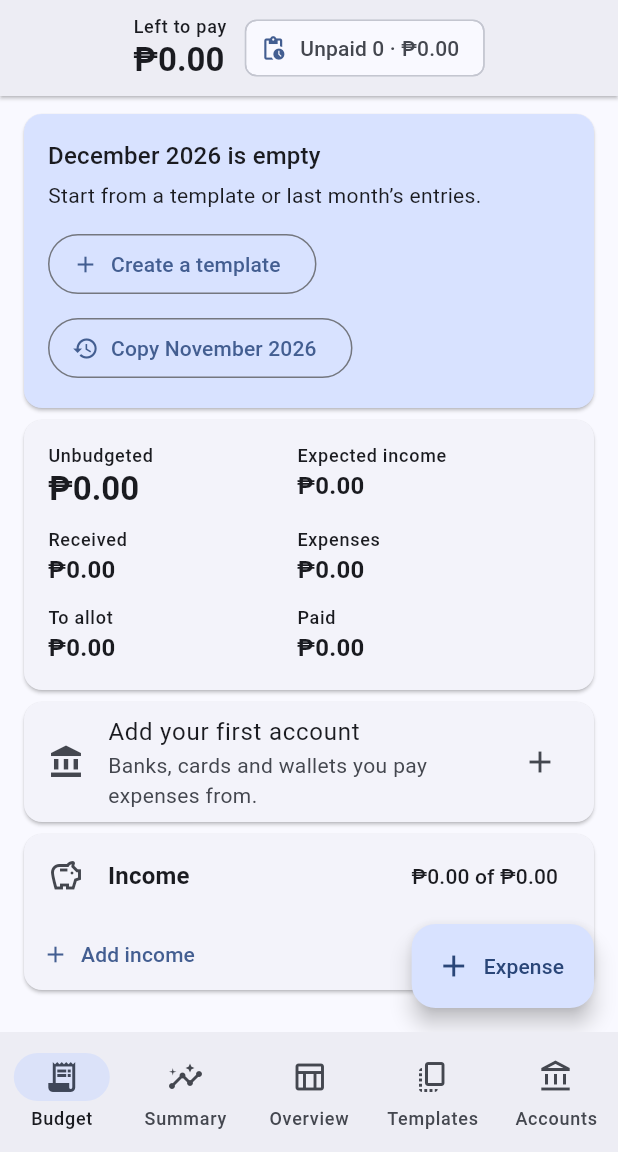
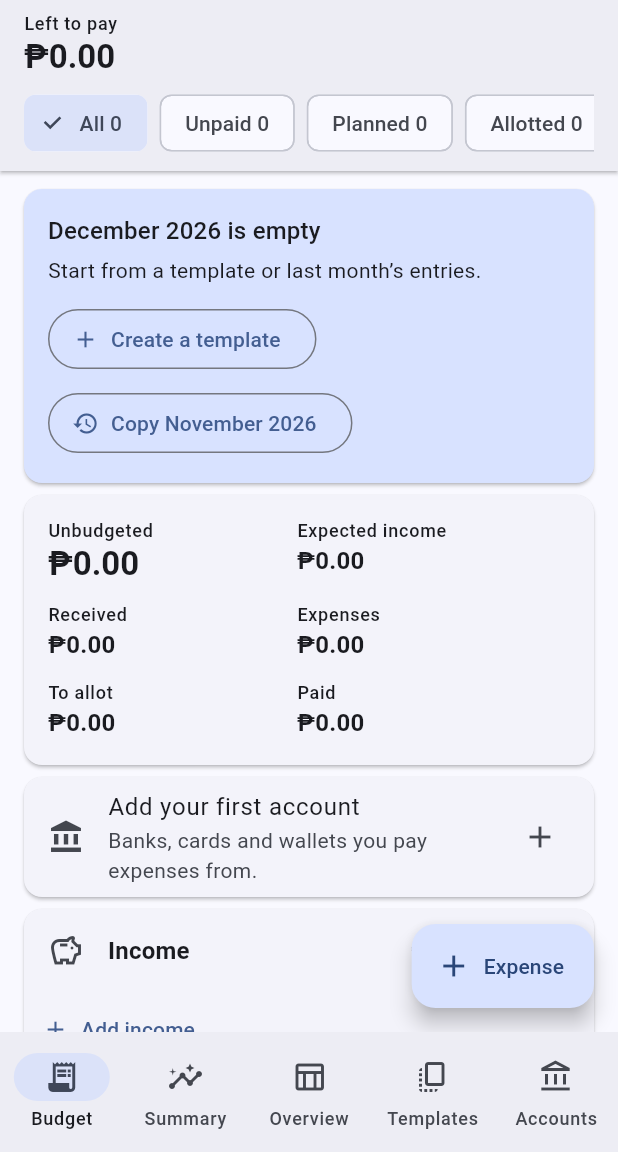
Before and after one commit to fcpenet/petsa-de-peligro, a Flutter app: the screen it shows after launch, on a phone screen of 412 x 824 dp, the part 84-1236 px from its top. Run offline on Flutter 3.47's test engine with Material 3 defaults, Android fonts, the phone set to English and light mode, and no system bars; our stand-ins replace drift, drift_flutter, flutter_riverpod, go_router, material_ui; missing offline and left inert: two_dimensional_scrollables; accounts and stored records are empty; generated files the repository leaves out were written again.

Commit message:
Single-choice status filter in the pinned bar
All / Unpaid / Planned / Allotted / Charged / Paid with counts for what's
shown; picking one shows only those expenses, with a count and total.
Replaces the multi-toggle chips and the Unpaid/Charged quick filters.

Co-Authored-By: Claude Opus 5.5 <noreply@anthropic.com>

```diff
--- a/lib/features/budget/ui/budget_page.dart
+++ b/lib/features/budget/ui/budget_page.dart
@@ -339,17 +339,6 @@ class _BudgetViewState extends ConsumerState<BudgetView> {
                 context.go(budgetLocation(widget.month.yearMonth, id)),
           )
         : null;
-    final filterBar = items.isEmpty
-        ? null
-        : _StatusFilterBar(
-            showCharged:
-                cardIds.isNotEmpty ||
-                StatusFilter.counts(items)[ItemStatus.charged]! > 0,
-            counts: StatusFilter.counts(items),
-            shown: filter.shown,
-            onToggle: ref.read(shownStatusesProvider.notifier).toggle,
-            onShowAll: ref.read(shownStatusesProvider.notifier).showAll,
-          );
     const filterEmpty = Card(
       key: Key('filter-empty'),
       child: Padding(
@@ -383,14 +372,12 @@ class _BudgetViewState extends ConsumerState<BudgetView> {
                 .fold(0, (s, i) => s + i.amountCents)
           : totals.remainingCents,
       scope: focusAccount?.name ?? (focusCollections ? 'Collections' : null),
-      unpaid: scopeLeaves.where((i) => i.status != ItemStatus.paid).toList(),
-      charged: scopeLeaves
-          .where((i) => i.status == ItemStatus.charged)
-          .toList(),
-      showCharged: cardIds.isNotEmpty,
+      leaves: scopeLeaves,
+      showCharged:
+          cardIds.isNotEmpty ||
+          scopeLeaves.any((i) => i.status == ItemStatus.charged),
       shown: filter.shown,
       onOnly: ref.read(shownStatusesProvider.notifier).only,
-      onShowAll: ref.read(shownStatusesProvider.notifier).showAll,
     );
 
     if (focusAccount != null || focusCollections) {
@@ -420,7 +407,6 @@ class _BudgetViewState extends ConsumerState<BudgetView> {
           padding: const EdgeInsets.fromLTRB(12, 8, 12, 96),
           children: [
             ?chips,
-            ?filterBar,
             if (showMain)
               section(focusAccount, collections: focusCollections)
             else if (elsewhere.isEmpty)
@@ -507,7 +493,6 @@ class _BudgetViewState extends ConsumerState<BudgetView> {
                 onTap: () => showAccountForm(context),
               ),
             ),
-          ?filterBar,
           if (nothingMatches) filterEmpty,
           for (final account in shownAccounts)
             if (showSection(account)) section(account),
@@ -998,45 +983,69 @@ class _CollectionBlock extends StatelessWidget {
 }
 
 /// Planned / Allotted / Paid chips that narrow the list.
-/// Pinned under the app bar: what's left to pay, plus one-tap filters for
-/// everything not paid yet and for card charges whose bill isn't paid.
+/// Pinned under the app bar: what's left to pay, and a filter that shows
+/// only the expenses with one status (or everything not paid yet).
 class _LeftToPayBar extends StatelessWidget {
   const _LeftToPayBar({
     required this.leftCents,
     required this.scope,
-    required this.unpaid,
-    required this.charged,
+    required this.leaves,
     required this.showCharged,
     required this.shown,
     required this.onOnly,
-    required this.onShowAll,
   });
 
   final int leftCents;
 
   /// The account shown, or null for the whole month.
   final String? scope;
-  final List<BudgetItem> unpaid;
-  final List<BudgetItem> charged;
+
+  /// The expenses (no collections with sub-expenses) in what's shown.
+  final List<BudgetItem> leaves;
+
+  /// Charged only applies to credit cards.
   final bool showCharged;
   final Set<ItemStatus> shown;
   final ValueChanged<Set<ItemStatus>> onOnly;
-  final VoidCallback onShowAll;
 
-  static const unpaidStatuses = {
-    ItemStatus.planned,
-    ItemStatus.allotted,
-    ItemStatus.charged,
-  };
+  static final options = <(String, String, Set<ItemStatus>)>[
+    ('all', 'All', ItemStatus.values.toSet()),
+    (
+      'unpaid',
+      'Unpaid',
+      {ItemStatus.planned, ItemStatus.allotted, ItemStatus.charged},
+    ),
+    ('planned', 'Planned', {ItemStatus.planned}),
+    ('allotted', 'Allotted', {ItemStatus.allotted}),
+    ('charged', 'Charged', {ItemStatus.charged}),
+    ('paid', 'Paid', {ItemStatus.paid}),
+  ];
 
   @override
   Widget build(BuildContext context) {
     final theme = Theme.of(context);
-    bool same(Set<ItemStatus> a) =>
-        a.length == shown.length && a.containsAll(shown);
-    final unpaidOn = same(unpaidStatuses);
-    final chargedOn = same({ItemStatus.charged});
-    int sum(List<BudgetItem> l) => l.fold(0, (s, i) => s + i.amountCents);
+    bool isShown(Set<ItemStatus> set) =>
+        set.length == shown.length && set.containsAll(shown);
+    final matching = [
+      for (final i in leaves)
+        if (shown.contains(i.status)) i,
+    ];
+    final filtering = !isShown(ItemStatus.values.toSet());
+    final chips = [
+      for (final (key, label, set) in options)
+        if (key != 'charged' || showCharged)
+          Padding(
+            padding: const EdgeInsets.only(right: 8),
+            child: ChoiceChip(
+              key: Key('filter-$key'),
+              label: Text(
+                '$label ${leaves.where((i) => set.contains(i.status)).length}',
+              ),
+              selected: isShown(set),
+              onSelected: (_) => onOnly(set),
+            ),
+          ),
+    ];
 
     return Material(
       key: const Key('left-to-pay-bar'),
@@ -1047,18 +1056,19 @@ class _LeftToPayBar extends StatelessWidget {
           constraints: const BoxConstraints(maxWidth: 760),
           child: Padding(
             padding: const EdgeInsets.fromLTRB(16, 8, 16, 8),
-            child: Wrap(
-              spacing: 12,
-              runSpacing: 6,
-              crossAxisAlignment: WrapCrossAlignment.center,
-              alignment: WrapAlignment.spaceBetween,
+            child: Column(
+              crossAxisAlignment: CrossAxisAlignment.start,
+              children: [
+                Row(
+                  crossAxisAlignment: CrossAxisAlignment.end,
                   children: [
                     Column(
-                  mainAxisSize: MainAxisSize.min,
                       crossAxisAlignment: CrossAxisAlignment.start,
                       children: [
                         Text(
-                      scope == null ? 'Left to pay' : 'Left to pay · $scope',
+                          scope == null
+                              ? 'Left to pay'
+                              : 'Left to pay · $scope',
                           style: theme.textTheme.labelMedium,
                         ),
                         Text(
@@ -1071,94 +1081,33 @@ class _LeftToPayBar extends StatelessWidget {
                         ),
                       ],
                     ),
-                Wrap(
-                  spacing: 8,
-                  runSpacing: 4,
-                  children: [
-                    FilterChip(
-                      key: const Key('quick-unpaid'),
-                      avatar: const Icon(Icons.pending_actions, size: 18),
-                      label: Text(
-                        'Unpaid ${unpaid.length} · ${formatPeso(sum(unpaid))}',
-                      ),
-                      showCheckmark: false,
-                      selected: unpaidOn,
-                      onSelected: (_) =>
-                          unpaidOn ? onShowAll() : onOnly(unpaidStatuses),
-                    ),
-                    if (showCharged || charged.isNotEmpty)
-                      FilterChip(
-                        key: const Key('quick-charged'),
-                        avatar: const Icon(Icons.credit_card, size: 18),
-                        label: Text(
-                          'Charged ${charged.length} · '
-                          '${formatPeso(sum(charged))}',
-                        ),
-                        showCheckmark: false,
-                        selected: chargedOn,
-                        onSelected: (_) => chargedOn
-                            ? onShowAll()
-                            : onOnly({ItemStatus.charged}),
+                    const Spacer(),
+                    if (filtering)
+                      Text(
+                        '${matching.length} shown · '
+                        '${formatPeso(matching.fold(0, (s, i) => s + i.amountCents))}',
+                        key: const Key('filter-summary'),
+                        style: theme.textTheme.bodySmall,
                       ),
                   ],
+                ),
+                const SizedBox(height: 6),
+                if (isNarrow(context))
+                  SingleChildScrollView(
+                    key: const Key('status-filter'),
+                    scrollDirection: Axis.horizontal,
+                    child: Row(children: chips),
+                  )
+                else
+                  Wrap(
+                    key: const Key('status-filter'),
+                    runSpacing: 4,
+                    children: chips,
                   ),
               ],
             ),
           ),
         ),
-      ),
-    );
-  }
-}
-
-class _StatusFilterBar extends StatelessWidget {
-  const _StatusFilterBar({
-    required this.showCharged,
-    required this.counts,
-    required this.shown,
-    required this.onToggle,
-    required this.onShowAll,
-  });
-
-  /// Charged only applies to credit cards.
-  final bool showCharged;
-  final Map<ItemStatus, int> counts;
-  final Set<ItemStatus> shown;
-  final ValueChanged<ItemStatus> onToggle;
-  final VoidCallback onShowAll;
-
-  static const _labels = {
-    ItemStatus.planned: 'Planned',
-    ItemStatus.allotted: 'Allotted',
-    ItemStatus.charged: 'Charged',
-    ItemStatus.paid: 'Paid',
-  };
-
-  @override
-  Widget build(BuildContext context) {
-    final filtering = shown.length < ItemStatus.values.length;
-    return Padding(
-      padding: const EdgeInsets.symmetric(horizontal: 4, vertical: 4),
-      child: Wrap(
-        spacing: 8,
-        runSpacing: 4,
-        crossAxisAlignment: WrapCrossAlignment.center,
-        children: [
-          for (final s in ItemStatus.values)
-            if (s != ItemStatus.charged || showCharged)
-              FilterChip(
-                key: Key('filter-${s.name}'),
-                label: Text('${_labels[s]} (${counts[s] ?? 0})'),
-                selected: shown.contains(s),
-                onSelected: (_) => onToggle(s),
-              ),
-          if (filtering)
-            TextButton(
-              key: const Key('filter-all'),
-              onPressed: onShowAll,
-              child: const Text('Show all'),
-            ),
-        ],
       ),
     );
   }
```
Also changed, not shown: 3 other files. Lines whose indentation alone changed are shown as unchanged.
